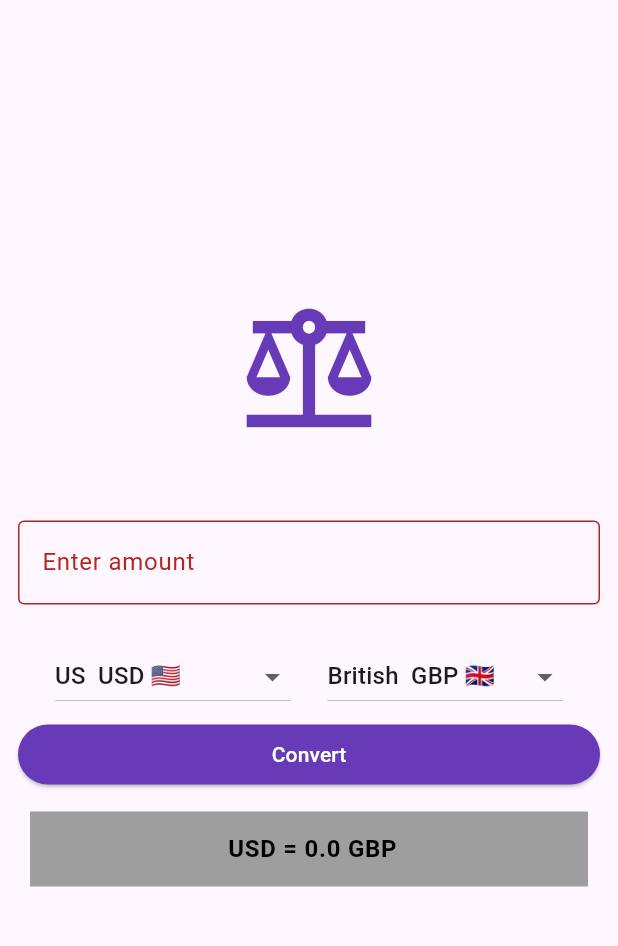
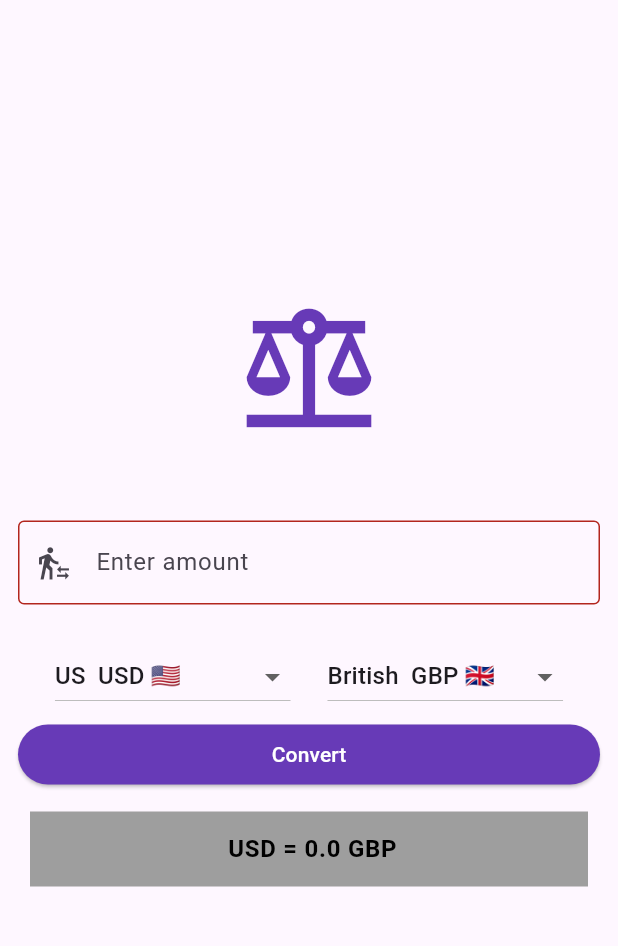
Before and after one commit to GreatGrant/Currency-Converter, a Flutter app: the screen it shows after launch, on a phone screen of 412 x 824 dp, the part 63-1009 px from its top. Run offline on Flutter 3.47's test engine with Material 3 defaults, Android fonts, the phone set to English and light mode, and no system bars.

Commit message:
add prefix

```diff
--- a/lib/pages/home_page.dart
+++ b/lib/pages/home_page.dart
@@ -70,7 +70,8 @@ class _HomePageState extends State<HomePage> {
                 controller: _amountController,
                 keyboardType: TextInputType.number,
                 decoration: InputDecoration(
-                  labelText: "Enter amount",
+                  prefixIcon: const Icon(Icons.transfer_within_a_station),
+                  hintText: "Enter amount",
                   error:
                   Text(_amountValidationError ? "Please enter a valid amount": ""),
                   border: const OutlineInputBorder(
```
